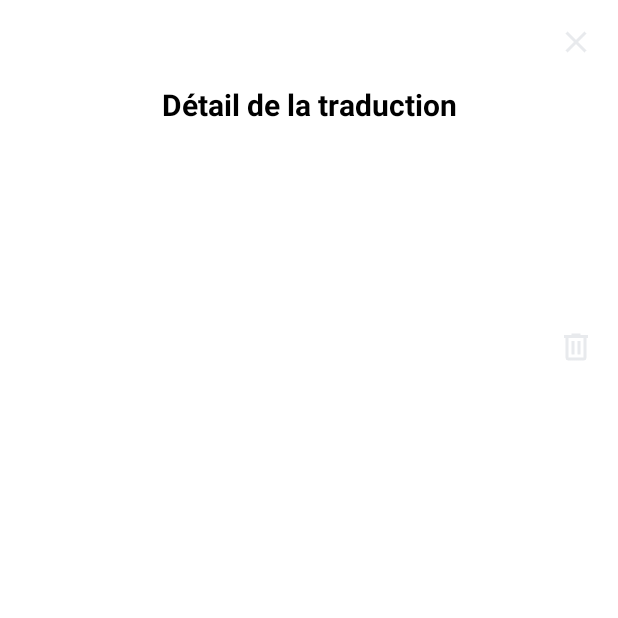
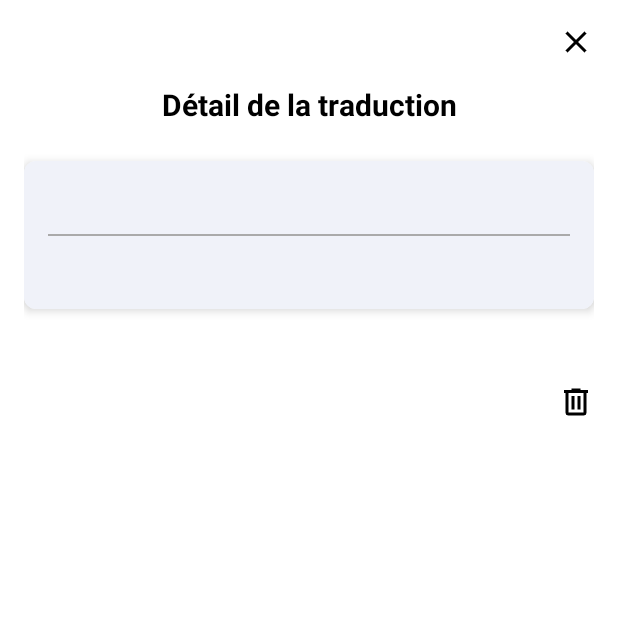
Before and after one commit to Math23125/TranslationApplication, an Android app: the FullTextActivity screen opened directly, with no data from a screen before it, on a phone screen of 412 x 824 dp, the top half of it. Run offline under Robolectric (Android 15) with nearby library versions, the phone set to English and light mode, and no system bars.

Commit message:
Some changes for details page traduction

```diff
--- a/app/build.gradle
+++ b/app/build.gradle
@@ -35,7 +35,6 @@ dependencies {
     implementation libs.material
     implementation libs.activity
     implementation libs.constraintlayout
-    implementation libs.room.common
     testImplementation libs.junit
     androidTestImplementation libs.ext.junit
     androidTestImplementation libs.espresso.core
@@ -47,4 +46,5 @@ dependencies {
     implementation 'androidx.cardview:cardview:1.0.0'
 
 
+
 }
--- a/app/src/main/AndroidManifest.xml
+++ b/app/src/main/AndroidManifest.xml
@@ -13,7 +13,7 @@
         android:label="@string/app_name"
         android:roundIcon="@mipmap/ic_launcher_round"
         android:supportsRtl="true"
-        android:theme="@style/Theme.NavBarre"
+        android:theme="@style/AppTheme"
         tools:targetApi="31">
 
         <activity
--- a/app/src/main/java/com/example/navbarre/fragment/Histopower/FullTextActivity.java
+++ b/app/src/main/java/com/example/navbarre/fragment/Histopower/FullTextActivity.java
@@ -2,6 +2,8 @@ package com.example.navbarre.fragment.Histopower;
 
 import android.annotation.SuppressLint;
 import android.content.Intent;
+import android.graphics.Color;
+import android.os.Build;
 import android.os.Bundle;
 import android.widget.ImageView;
 import android.widget.TextView;
@@ -51,6 +53,11 @@ public class FullTextActivity extends AppCompatActivity {
 
         closeButton.setOnClickListener(v -> finish());
 
+        // Change status bar color to white
+        if (Build.VERSION.SDK_INT >= Build.VERSION_CODES.LOLLIPOP) {
+            getWindow().setStatusBarColor(Color.WHITE);
+        }
+
         deleteIcon.setOnClickListener(v -> {
             if (translationIndex != -1) {
                 Intent returnIntent = new Intent();
--- a/app/src/main/res/layout/activity_full_text.xml
+++ b/app/src/main/res/layout/activity_full_text.xml
@@ -1,5 +1,6 @@
 <?xml version="1.0" encoding="utf-8"?>
 <LinearLayout xmlns:android="http://schemas.android.com/apk/res/android"
+    xmlns:app="http://schemas.android.com/apk/res-auto"
     android:layout_width="match_parent"
     android:layout_height="match_parent"
     android:orientation="vertical"
@@ -11,8 +12,8 @@
         android:layout_width="24dp"
         android:layout_height="24dp"
         android:layout_gravity="end"
-        android:src="@drawable/close">
-    </ImageView>
+        android:src="@drawable/close"
+        app:tint="@color/black" />
 
     <TextView
         android:layout_width="match_parent"
@@ -24,6 +25,21 @@
         android:padding="16dp"
         android:textColor="@android:color/black" />
 
+    <androidx.cardview.widget.CardView
+        android:layout_width="match_parent"
+        android:layout_height="wrap_content"
+        android:layout_marginTop="8dp"
+        android:layout_marginBottom="8dp"
+        app:cardElevation="4dp"
+        app:cardCornerRadius="8dp"
+        >
+
+        <LinearLayout
+            android:layout_width="match_parent"
+            android:layout_height="wrap_content"
+            android:orientation="vertical"
+            android:padding="16dp"
+            android:background="@color/whitegrey">
 
             <TextView
                 android:id="@+id/full_original_text"
@@ -31,7 +47,13 @@
                 android:layout_height="wrap_content"
                 android:textSize="18sp"
                 android:textColor="@color/black"
-        android:padding="8dp"/>
+                android:textStyle="italic"
+                android:paddingBottom="8dp" />
+
+            <View
+                android:layout_width="match_parent"
+                android:layout_height="1dp"
+                android:background="@android:color/darker_gray" />
 
             <TextView
                 android:id="@+id/full_translated_text"
@@ -39,19 +61,39 @@
                 android:layout_height="wrap_content"
                 android:textSize="18sp"
                 android:textColor="@color/black"
-        android:padding="8dp"/>
+                android:paddingTop="8dp" />
+
+        </LinearLayout>
+    </androidx.cardview.widget.CardView>
+
+    <LinearLayout
+        android:layout_width="match_parent"
+        android:layout_height="wrap_content"
+        android:orientation="horizontal"
+        android:gravity="center_vertical"
+        android:paddingTop="8dp"
+        android:paddingBottom="8dp">
 
     <TextView
         android:id="@+id/textViewDate"
         android:layout_width="wrap_content"
         android:layout_height="wrap_content"
-        android:text="Date" />
+        android:text="Date"
+        android:textSize="16sp"
+        android:textColor="@color/black"
+        android:paddingEnd="16dp"
+        android:paddingBottom="4dp" />
 
     <TextView
         android:id="@+id/textViewTime"
         android:layout_width="wrap_content"
         android:layout_height="wrap_content"
-        android:text="Time" />
+        android:text="Time"
+        android:textSize="16sp"
+        android:textColor="@color/black"
+        android:paddingBottom="4dp" />
+
+    </LinearLayout>
 
     <ImageView
         android:id="@+id/delete_icon"
@@ -60,7 +102,6 @@
         android:src="@drawable/delete_icon"
         android:layout_gravity="end"
         android:background="?android:attr/selectableItemBackground"
-        />
-
+        app:tint="@color/black" />
 
 </LinearLayout>
--- a/app/src/main/res/layout/activity_main.xml
+++ b/app/src/main/res/layout/activity_main.xml
@@ -33,6 +33,7 @@
             android:layout_width="match_parent"
             android:layout_height="wrap_content"
             android:background="@color/whitegrey"
+            android:padding="10dp"
             android:rotationY="0"
             app:itemIconTint="@color/color_item_bottom_nav"
             app:itemTextColor="@color/color_item_bottom_nav"
```
Lines whose indentation alone changed are shown as unchanged.
